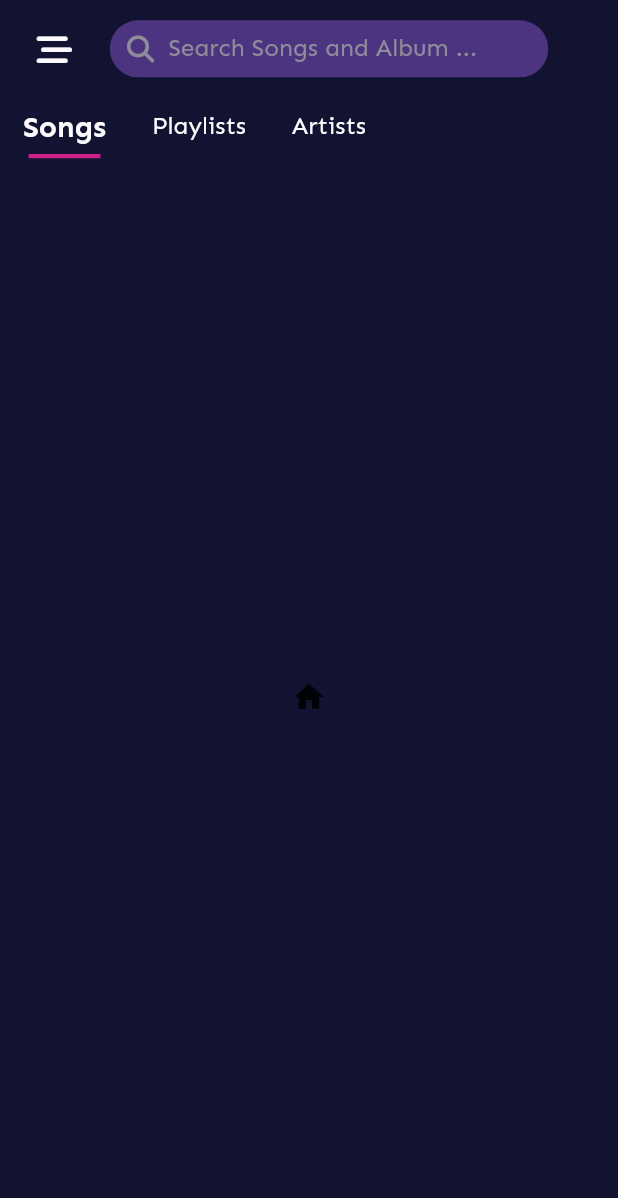
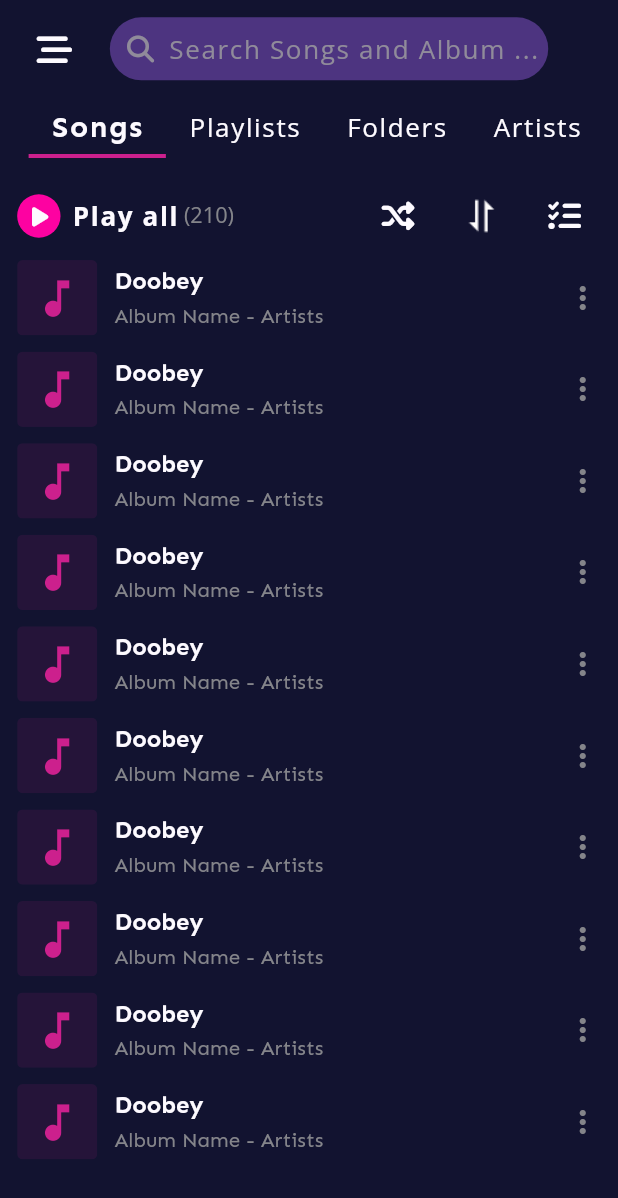
Before and after one commit to Sanaullh-Dev/bebop_music, a Flutter app: the screen it shows after launch, on a phone screen of 412 x 824 dp. Shown: the top 1198 px of the screen. Run offline on Flutter 3.47's test engine with Material 2 defaults, Android fonts, the phone set to English and light mode, and no system bars; our stand-ins replace flutter_screenutil, font_awesome_flutter.

Commit message:
library screen working

```diff
--- a/lib/pages/home/home_page.dart
+++ b/lib/pages/home/home_page.dart
@@ -55,7 +55,11 @@ class _HomePageState extends State<HomePage> {
                 shrinkWrap: true,
                 itemCount: 4,
                 itemBuilder: (BuildContext context, int index) {
-                  return const SongTile(trailingWidget: SizedBox());
+                  return const SongTile(
+                      icon: FontAwesomeIcons.music,
+                      title: "Doobey",
+                      subTitle: "Album Name - Artists",
+                      trailingWidget: SizedBox());
                 },
               ),
               verticalMainSpace(),
@@ -83,20 +87,20 @@ class _HomePageState extends State<HomePage> {
                 shrinkWrap: true,
                 itemCount: 3,
                 itemBuilder: (BuildContext context, int index) {
-                  return const SongTile(trailingWidget: SizedBox());
+                  return const SongTile(
+                    icon: FontAwesomeIcons.music,
+                      title: "Doobey",
+                      subTitle: "Album Name - Artists",
+                      trailingWidget: SizedBox());
                 },
               ),
-
             ],
           ),
         ),
       ),
     );
   }
-
- }
-
-
+}
 
 Widget actionButton(
         {required String name,
--- a/lib/pages/libary/libary.dart
+++ b/lib/pages/libary/libary.dart
@@ -1,3 +1,6 @@
+import 'package:bebop_music/pages/libary/tabs_screen/folder_tab.dart';
+import 'package:bebop_music/pages/libary/tabs_screen/playlist_tab.dart';
+import 'package:bebop_music/pages/libary/tabs_screen/songes_tab.dart';
 import 'package:bebop_music/share_widgets/play_btn.dart';
 import 'package:bebop_music/share_widgets/search_appbar.dart';
 import 'package:bebop_music/utils/app_colors.dart';
@@ -20,7 +23,7 @@ class _LibraryScreenState extends State<LibraryScreen>
   void initState() {
     // TODO: implement initState
     super.initState();
-    _tabController = TabController(initialIndex: 0, length: 3, vsync: this);
+    _tabController = TabController(initialIndex: 0, length: 5, vsync: this);
   }
 
   @override
@@ -37,25 +40,32 @@ class _LibraryScreenState extends State<LibraryScreen>
                 unselectedLabelStyle: heading2,
                 labelStyle: heading1Bold,
                 indicatorColor: primaryColor,
-                indicatorPadding: EdgeInsets.symmetric(horizontal: 50.w),
+                padding: EdgeInsets.symmetric(horizontal: 50.w),
                 indicator: UnderlineTabIndicator(
-                  borderSide: BorderSide(color:primaryColor, width: 8.sp),
+                  borderSide: BorderSide(color: primaryColor, width: 8.sp),
                 ),
                 labelPadding:
                     EdgeInsets.symmetric(vertical: 20.h, horizontal: 40.w),
                 controller: _tabController,
-                tabs: [
+                tabs: const [
                   Text("Songs"),
                   Text("Playlists"),
+                  Text("Folders"),
                   Text("Artists"),
+                  Text("Albums"),
                 ]),
           ),
           Expanded(
-            child: TabBarView(controller: _tabController, children: [
-              Center(child: Icon(Icons.home)),
-              Center(child: Icon(Icons.music_note)),
-              Center(child: Icon(Icons.file_download)),
-            ]),
+            child: Padding(
+              padding: EdgeInsets.symmetric(vertical: 40.h, horizontal: 30.w),
+              child: TabBarView(controller: _tabController, children: [
+                SongsTab(),
+                MyPlaylistTab(),
+                FolderTab(),
+                Center(child: Icon(Icons.music_note)),
+                Center(child: Icon(Icons.file_download)),
+              ]),
+            ),
           )
         ],
       ),
--- /dev/null
+++ b/lib/pages/libary/tabs_screen/songes_tab.dart
@@ -0,0 +1,74 @@
+import 'package:bebop_music/share_widgets/play_btn.dart';
+import 'package:bebop_music/share_widgets/songTile.dart';
+import 'package:bebop_music/utils/app_colors.dart';
+import 'package:bebop_music/utils/app_themes.dart';
+import 'package:flutter/material.dart';
+import 'package:flutter_screenutil/flutter_screenutil.dart';
+import 'package:font_awesome_flutter/font_awesome_flutter.dart';
+
+class SongsTab extends StatelessWidget {
+  const SongsTab({super.key});
+
+  @override
+  Widget build(BuildContext context) {
+    return Column(
+      children: [
+        titleBar(),
+        Expanded(
+          child: ListView.builder(
+            itemCount: 10,
+            itemBuilder: (BuildContext context, int index) {
+              return SongTile(
+                icon: Icons.music_note,
+                title: "Doobey",
+                subTitle: "Album Name - Artists",
+                trailingWidget: Icon(Icons.more_vert, color: textLightColor));
+            },
+          ),
+        ),
+      ],
+    );
+  }
+
+  Widget titleBar() {
+    var btnSize = 80.sp;
+    return Row(
+      children: [
+        Container(
+          width: btnSize,
+          height: btnSize,
+          padding: EdgeInsets.only(left: 5.sp),
+          decoration: BoxDecoration(
+              color: popPrimaryColor, borderRadius: BorderRadius.circular(50)),
+          child: Icon(FontAwesomeIcons.play,
+              color: textColor, size: btnSize * 0.5),
+        ),
+        horizontalSubSpace(),
+        Text(
+          "Play all",
+          style: heading2Bold,
+        ),
+        Text(
+          " (210)",
+          style: heading3.copyWith(color: textLightColor),
+        ),
+        const Spacer(),
+        custom_IconBtn(onPress: () {}, icon: FontAwesomeIcons.shuffle),
+        horizontalSubSpace(),
+        IconButton(
+            onPressed: () {},
+            icon: SizedBox(
+                width: 70.sp,
+                height: 70.sp,
+                child: Image.asset("assets/icons/sort_icon.png"))),
+        horizontalSubSpace(),
+        custom_IconBtn(onPress: () {}, icon: FontAwesomeIcons.listCheck),
+      ],
+    );
+  }
+
+  Widget custom_IconBtn(
+          {required VoidCallback onPress, required IconData icon}) =>
+      IconButton(
+          onPressed: onPress, icon: Icon(icon, color: textColor, size: 60.sp));
+}
--- /dev/null
+++ b/lib/share_widgets/leading_tile.dart
@@ -0,0 +1,23 @@
+import 'package:flutter/material.dart';
+import 'package:font_awesome_flutter/font_awesome_flutter.dart';
+import 'package:flutter_screenutil/flutter_screenutil.dart';
+import 'package:bebop_music/utils/app_colors.dart';
+
+class LeadingTile extends StatelessWidget {
+  final IconData icon;
+  const LeadingTile({super.key, required this.icon});
+
+  @override
+  Widget build(BuildContext context) {
+    return ClipRRect(
+      borderRadius: BorderRadius.circular(10.r),
+      child: Container(
+        width: 140.w,
+        height: double.infinity,
+        color: primaryLightColor,
+        alignment: Alignment.center,
+        child: Icon(icon, color: primaryColor, size: 90.sp),
+      ),
+    );
+  }
+}
--- a/lib/share_widgets/songTile.dart
+++ b/lib/share_widgets/songTile.dart
@@ -1,13 +1,19 @@
-import 'package:bebop_music/model/audio_file.dart';
-import 'package:bebop_music/utils/app_colors.dart';
+import 'package:bebop_music/share_widgets/leading_tile.dart';
 import 'package:bebop_music/utils/app_themes.dart';
 import 'package:flutter/material.dart';
 import 'package:flutter_screenutil/flutter_screenutil.dart';
-import 'package:font_awesome_flutter/font_awesome_flutter.dart';
 
 class SongTile extends StatelessWidget {
+  final IconData icon;
   final Widget trailingWidget;
-  const SongTile({super.key, required this.trailingWidget});
+  final String title;
+  final String subTitle;
+  const SongTile(
+      {super.key,
+      required this.icon,
+      required this.trailingWidget,
+      required this.title,
+      required this.subTitle});
 
   @override
   Widget build(BuildContext context) => Container(
@@ -18,27 +24,18 @@ class SongTile extends StatelessWidget {
           mainAxisSize: MainAxisSize.max,
           crossAxisAlignment: CrossAxisAlignment.center,
           children: [
-            ClipRRect(
-              borderRadius: BorderRadius.circular(10.r),
-              child: Container(
-                width: 160.w,
-                height: double.infinity,
-                color: primaryLightColor,
-                alignment: Alignment.center,
-                child: Icon(FontAwesomeIcons.music,
-                    color: primaryColor, size: 60.sp),
-              ),
-            ),
+            LeadingTile(icon: icon),
             SizedBox(width: 30.w),
             Column(
               mainAxisAlignment: MainAxisAlignment.center,
               crossAxisAlignment: CrossAxisAlignment.start,
               children: [
-                Text("Doobey", style: tileTitle),
+                Text(title, style: tileTitle),
                 verticalSubSpace(),
-                Text("Album Name - Artists", style: tileSubTitle),
+                Text(subTitle, style: tileSubTitle),
               ],
             ),
+            const Spacer(),
             trailingWidget
           ],
         ),
--- a/lib/utils/app_colors.dart
+++ b/lib/utils/app_colors.dart
@@ -1,6 +1,7 @@
 import 'package:flutter/material.dart';
 
 Color primaryColor = const Color.fromRGBO(204, 32, 141, 1);
+Color popPrimaryColor = Color.fromARGB(255, 253, 2, 161);
 Color primaryLightColor = const Color.fromRGBO(204, 32, 141, 0.1);
 Color secondaryColor = const Color.fromRGBO(103, 19, 220, 1);
 Color secondaryLightColor = Color.fromRGBO(136, 85, 208, 0.5);
--- a/lib/utils/app_themes.dart
+++ b/lib/utils/app_themes.dart
@@ -13,9 +13,9 @@ TextStyle heading1Bold = heading1.copyWith(fontWeight: FontWeight.w700);
 TextStyle heading2 = TextStyle(
   color: textColor,
   fontWeight: FontWeight.w500,
-  fontSize: 45.sp,
-  fontFamily: "Sen",
-  // letterSpacing: 1.5
+  fontSize: 48.sp,
+  fontFamily: "OpenSans",
+  letterSpacing: 1.1
 );
 
 TextStyle heading2Bold = heading2.copyWith(fontWeight: FontWeight.w700);
@@ -30,7 +30,7 @@ TextStyle heading3Bold = heading3.copyWith(fontWeight: FontWeight.w700);
 
 TextStyle tileTitle = TextStyle(
     color: textColor,
-    fontSize: 40.sp,
+    fontSize: 44.sp,
     fontWeight: FontWeight.w600,
     fontFamily: "Sen");
 
@@ -38,7 +38,7 @@ TextStyle tileTitleBold = tileTitle.copyWith(fontWeight: FontWeight.w700);
 
 TextStyle tileSubTitle = TextStyle(
   color: textLightColor,
-  fontSize: 32.sp,
+  fontSize: 38.sp,
   fontFamily: "Sen",
   // overflow: TextOverflow.clip
 );
@@ -51,6 +51,6 @@ TextStyle body =
 TextStyle bodyStrong = body.copyWith(fontWeight: FontWeight.w700);
 
 Widget verticalMainSpace() => SizedBox(height: 35.h);
-Widget verticalSubSpace() => SizedBox(height: 25.h);
-Widget horizontalMainSpace() => SizedBox(height: 15.w);
-Widget horizontalSubSpace() => SizedBox(height: 7.w);
+Widget verticalSubSpace() => SizedBox(height: 15.h);
+Widget horizontalMainSpace() => SizedBox(width: 35.w);
+Widget horizontalSubSpace() => SizedBox(width: 20.w);
```
Also changed, not shown: lib/pages/libary/tabs_screen/folder_tab.dart (added, +34 -0 lines), lib/pages/libary/tabs_screen/playlist_tab.dart (added, +64 -0 lines), lib/share_widgets/category_tile.dart (added, +53 -0 lines), lib/share_widgets/list_title_bar.dart (+10 -5 lines), assets/icons/folder.png (added), assets/icons/menu_icon.png (deleted), assets/icons/search_icon.png (deleted), assets/icons/sort_icon.png (added).
